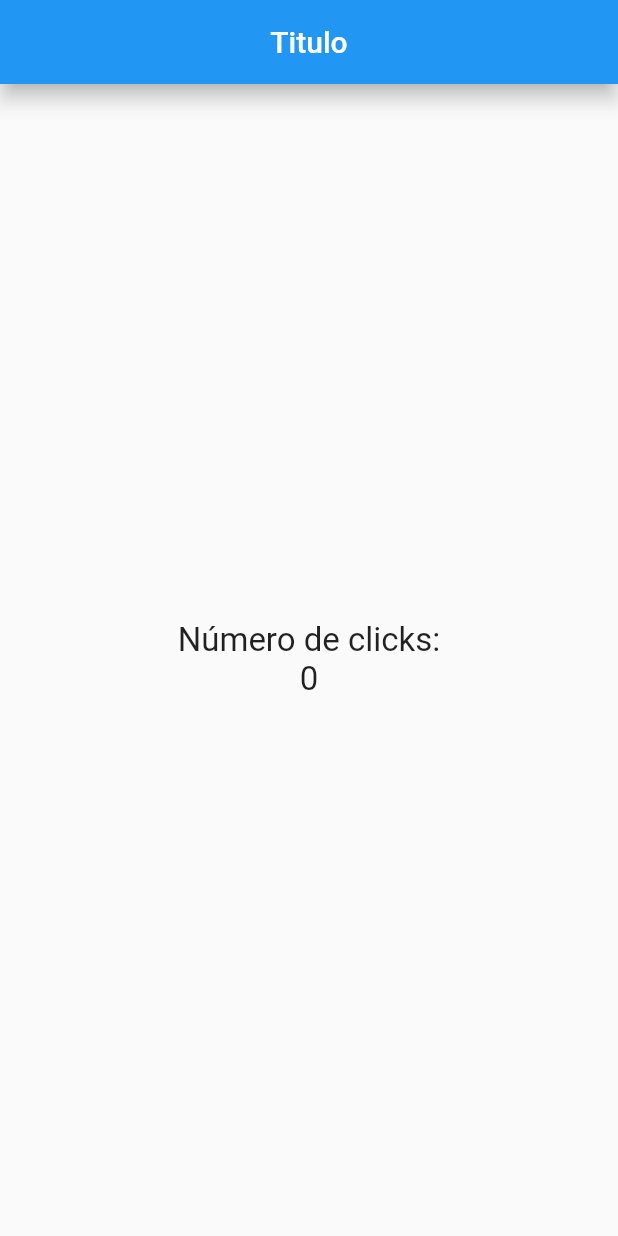
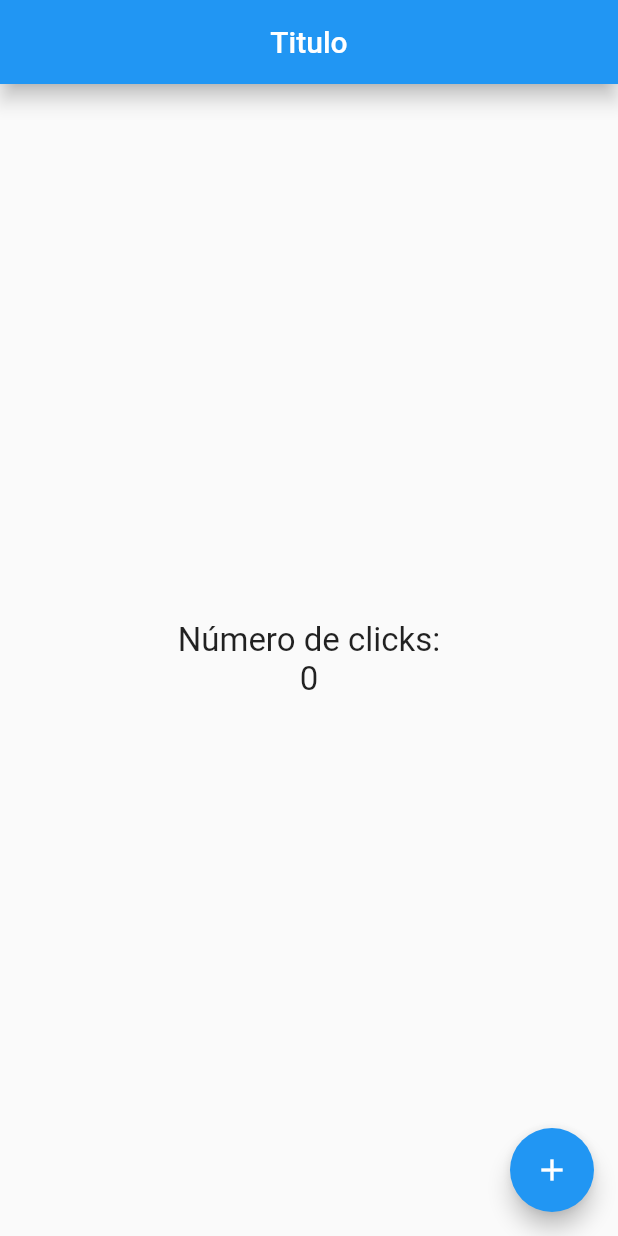
Before and after one commit to Viqui-Alaro/contadorFlutter, a Flutter app: the screen it shows after launch, on a phone screen of 412 x 824 dp. Run offline on Flutter 3.47's test engine with Material 2 defaults, Android fonts, the phone set to English and light mode, and no system bars.

Commit message:
implementacion de floatingActionButton

```diff
--- a/lib/src/pages/home_page.dart
+++ b/lib/src/pages/home_page.dart
@@ -1,30 +1,31 @@
-
 import 'package:flutter/material.dart';
 
-class HomePage extends StatelessWidget{
-
-final estiloTexto =new TextStyle(fontSize: 22);
-
+class HomePage extends StatelessWidget {
+  final estiloTexto = new TextStyle(fontSize: 22);
 
   @override
   Widget build(BuildContext context) {
     // TODO: implement build
     return Scaffold(
       appBar: AppBar(
-        title: Text('Titulo') ,
+        title: Text('Titulo'),
         centerTitle: true,
         elevation: 5.5,
       ),
       body: Center(
-        child: Column(
-          mainAxisAlignment: MainAxisAlignment.center,
-          children: <Widget>[
-            Text('Número de clicks:',style: estiloTexto),
-            Text('0',style:estiloTexto),
-          ],
-        )
+          child: Column(
+        mainAxisAlignment: MainAxisAlignment.center,
+        children: <Widget>[
+          Text('Número de clicks:', style: estiloTexto),
+          Text('0', style: estiloTexto),
+        ],
+      )),
+      floatingActionButton: FloatingActionButton(
+        child: Icon(Icons.add),
+        onPressed: () {
+          print('Hola Mundo!');
+        },
       ),
     );
   }
-
 }
```
Also changed, not shown: pubspec.lock.
